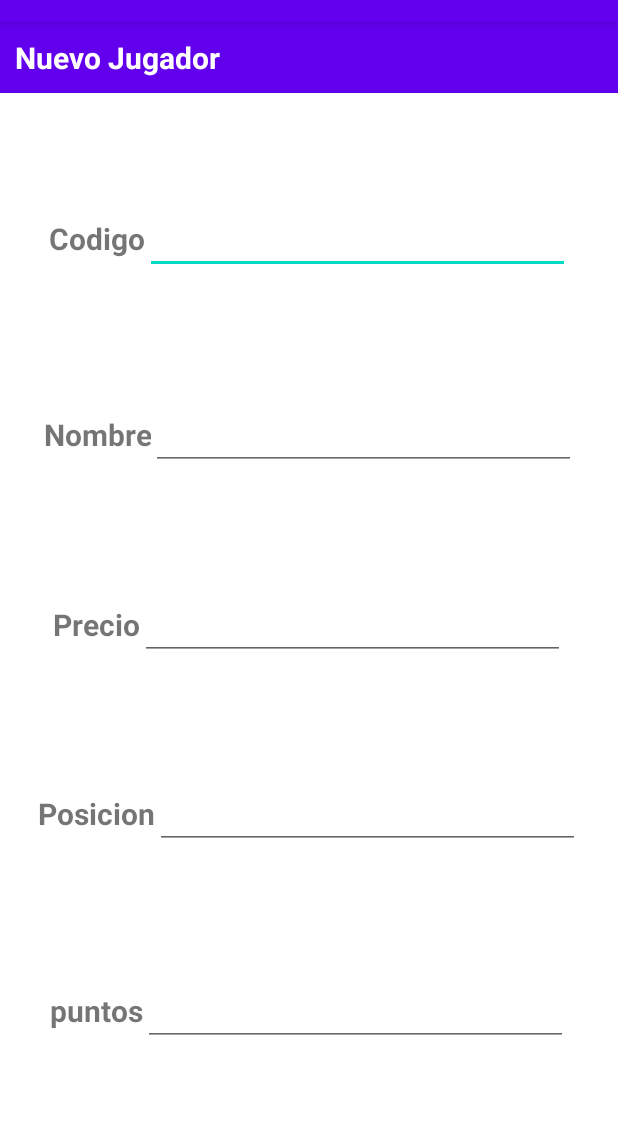
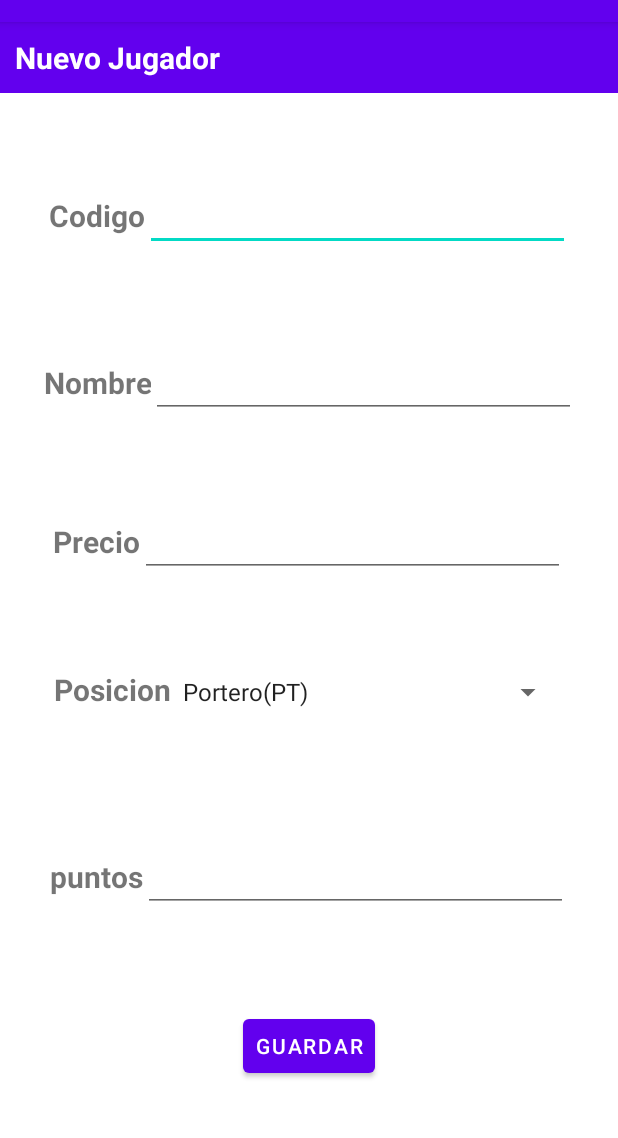
Before and after one commit to rcanelav/Ej1RCV, an Android app: the AddPlayerActivity screen opened directly, with no data from a screen before it, on a phone screen of 412 x 824 dp, the part 62-1200 px from its top. Run offline under Robolectric (Android 15) with nearby library versions, the phone set to English and light mode, and no system bars.

Commit message:
ADD: position spinner and save button

```diff
--- a/app/src/main/java/com/liceolapaz/dam/ej1rcv/AddPlayerActivity.kt
+++ b/app/src/main/java/com/liceolapaz/dam/ej1rcv/AddPlayerActivity.kt
@@ -3,6 +3,8 @@ package com.liceolapaz.dam.ej1rcv
 import android.database.sqlite.SQLiteDatabase
 import androidx.appcompat.app.AppCompatActivity
 import android.os.Bundle
+import android.widget.ArrayAdapter
+import android.widget.Spinner
 import com.liceolapaz.dam.ej1rcv.databinding.ActivityAddPlayerBinding
 import com.liceolapaz.dam.ej1rcv.databinding.ActivityPlayerListBinding
 
@@ -16,5 +18,14 @@ class AddPlayerActivity : AppCompatActivity() {
 
         binding = ActivityAddPlayerBinding.inflate(layoutInflater)
         setContentView(binding.root)
+
+        var playerPositions = arrayOf("Portero(PT)", "Defensa(DF)", "Mediocampista(MC)", "Delantero(DL)")
+        val positionSpinner = findViewById<Spinner>(R.id.spPlayerPosition)
+        // Set the how to display it
+        val adapter = ArrayAdapter(this, android.R.layout.simple_spinner_item, playerPositions)
+        // Set the view to display when the list of choices appear
+        adapter.setDropDownViewResource(android.R.layout.simple_spinner_dropdown_item)
+        // Apply the adapter to the spinner
+        positionSpinner.adapter = adapter
     }
 }
--- a/app/src/main/res/layout/activity_add_player.xml
+++ b/app/src/main/res/layout/activity_add_player.xml
@@ -3,7 +3,7 @@
     xmlns:app="http://schemas.android.com/apk/res-auto"
     xmlns:tools="http://schemas.android.com/tools"
     android:layout_width="match_parent"
-    android:layout_height="500dp"
+    android:layout_height="wrap_content"
     tools:context=".AddPlayerActivity">
 
     <LinearLayout
@@ -37,8 +37,7 @@
         android:id="@+id/codeLayout"
         android:layout_width="wrap_content"
         android:layout_height="50dp"
-        android:orientation="horizontal"
-        android:layout_marginTop="75dp"
+        android:layout_marginTop="60dp"
         app:layout_constraintEnd_toEndOf="parent"
         app:layout_constraintStart_toStartOf="parent"
         app:layout_constraintTop_toBottomOf="@+id/headerLayout">
@@ -140,8 +139,8 @@
 
     <LinearLayout
         android:id="@+id/positionLayout"
-        android:layout_width="wrap_content"
-        android:layout_height="50dp"
+        android:layout_width="340dp"
+        android:layout_height="55dp"
         android:orientation="horizontal"
         app:layout_constraintBottom_toTopOf="@id/pointsLayout"
         app:layout_constraintEnd_toEndOf="parent"
@@ -161,16 +160,13 @@
             app:layout_constraintStart_toStartOf="parent"
             app:layout_constraintTop_toBottomOf="@+id/positionLayout" />
 
-        <EditText
-            android:id="@+id/etPosition"
-            android:layout_width="283dp"
+        <Spinner
+            android:id="@+id/spPlayerPosition"
+            android:layout_width="match_parent"
             android:layout_height="wrap_content"
-            android:ems="11"
-            android:inputType="textPersonName"
+            android:layout_weight="1"
             app:layout_constraintEnd_toEndOf="parent"
-            app:layout_constraintHorizontal_bias="0.25"
-            app:layout_constraintStart_toEndOf="@+id/txtPlayerCode"
-            app:layout_constraintTop_toBottomOf="@+id/nameLayout" />
+            app:layout_constraintStart_toEndOf="@id/txtPosicion" />
     </LinearLayout>
 
     <LinearLayout
@@ -178,7 +174,7 @@
         android:layout_width="wrap_content"
         android:layout_height="50dp"
         android:orientation="horizontal"
-        app:layout_constraintBottom_toBottomOf="parent"
+        app:layout_constraintBottom_toTopOf="@+id/btnSave"
         app:layout_constraintEnd_toEndOf="parent"
         app:layout_constraintStart_toStartOf="parent"
         app:layout_constraintTop_toBottomOf="@+id/positionLayout">
@@ -207,4 +203,15 @@
             app:layout_constraintStart_toEndOf="@+id/txtPlayerCode"
             app:layout_constraintTop_toBottomOf="@+id/nameLayout" />
     </LinearLayout>
+
+    <Button
+        android:layout_width="wrap_content"
+        android:layout_height="wrap_content"
+        android:text="Guardar"
+        android:id="@+id/btnSave"
+        android:padding="3dp"
+        app:layout_constraintBottom_toBottomOf="parent"
+        app:layout_constraintEnd_toEndOf="parent"
+        app:layout_constraintStart_toStartOf="parent"
+        app:layout_constraintTop_toBottomOf="@+id/pointsLayout" />
 </androidx.constraintlayout.widget.ConstraintLayout>
```
